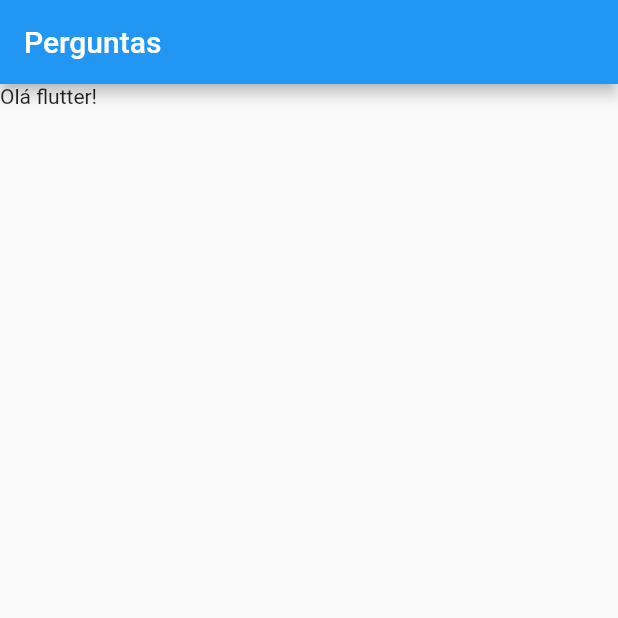
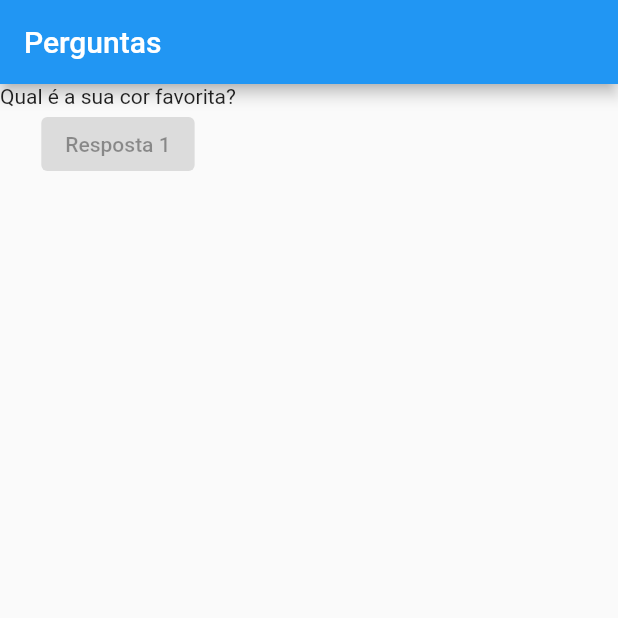
Before and after one commit to waitoair/projeto_perguntas, a Flutter app: the screen it shows after launch, on a phone screen of 412 x 824 dp, the top half of it. Run offline on Flutter 3.47's test engine with Material 2 defaults, Android fonts, the phone set to English and light mode, and no system bars.

```diff
--- a/lib/main.dart
+++ b/lib/main.dart
@@ -7,12 +7,26 @@ class PerguntaApp extends StatelessWidget {
 
   @override
   Widget build(BuildContext context) {
+    final perguntas = [
+      'Qual é a sua cor favorita?',
+      'Qual é o seu animal favorito?',
+    ];
+
+
     return MaterialApp(
       home: Scaffold(
         appBar: AppBar(
           title: const Text('Perguntas'),
         ),
-        body: const Text('Olá flutter!'),
+        body: Column(
+          children: <Widget>[
+            Text(perguntas[0]),
+            const ElevatedButton(
+              child: Text('Resposta 1'),
+              onPressed: null,
+            )
+          ]
+        )
       )
     );
   }
```
Also changed, not shown: 1 other file.
